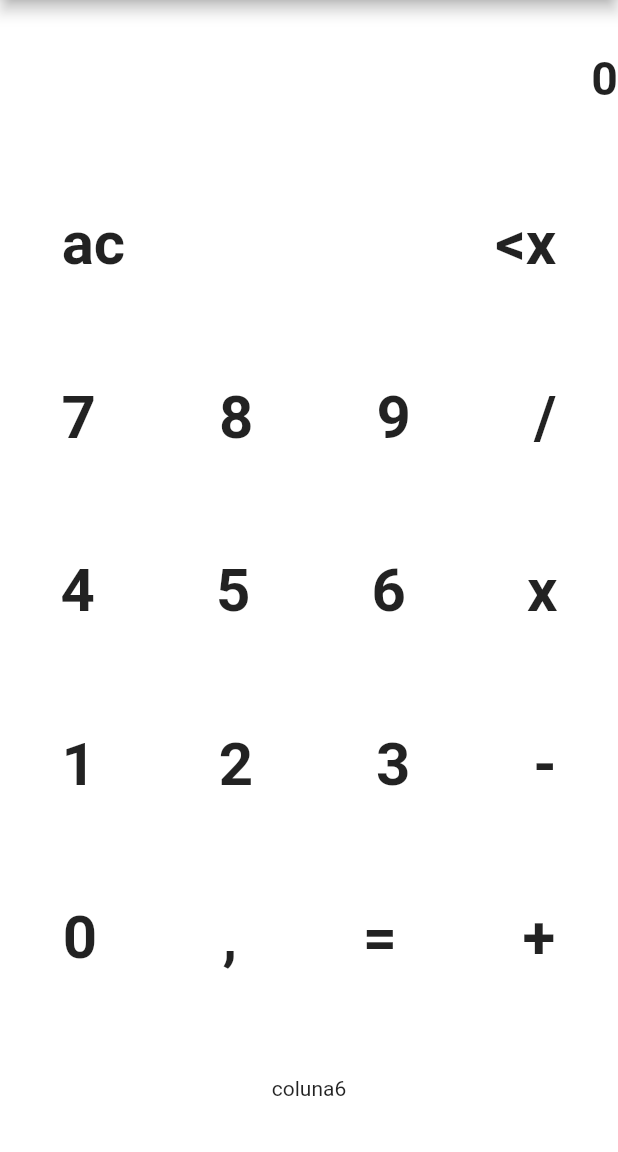
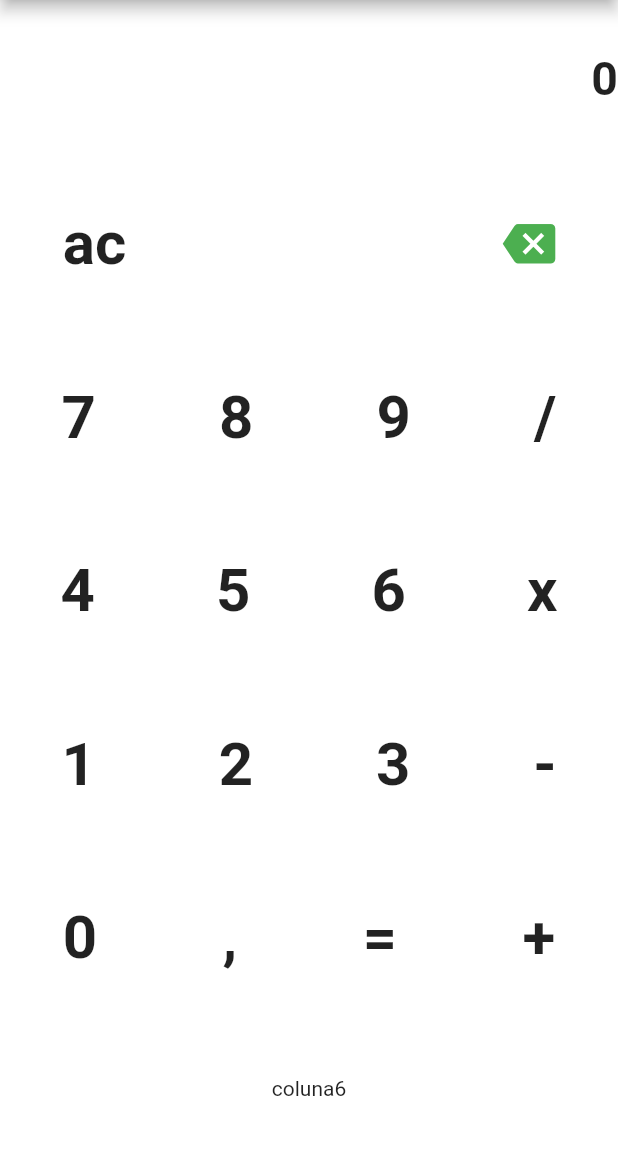
Before and after one commit to SamaraMacedo/calculadora_app, a Flutter app: the screen it shows after launch, item 2 of the bottom bar chosen, after a tap on "ac", on a phone screen of 412 x 824 dp, the part 84-1236 px from its top. Run offline on Flutter 3.47's test engine with Material 2 defaults, Android fonts, the phone set to English and light mode, and no system bars.

Commit message:
icon_backspace

```diff
--- a/lib/main.dart
+++ b/lib/main.dart
@@ -60,6 +60,12 @@ class _MyAppState extends State<MyApp> {
 
       case '=':
         double resultado = 0.0;
+
+        if (operacao == '/') {
+          debugPrint('Erro:divisão por Zero');
+          return;
+        }
+
         if (operacao == '+') {
           resultado = primeiroNumero + double.parse(numero);
         }
@@ -153,9 +159,10 @@ class _MyAppState extends State<MyApp> {
                 Text(''),
                 GestureDetector(
                   onTap: () => calcular('<x'),
-                  child: Text(
-                    '<x',
-                    style: TextStyle(fontSize: 40, fontWeight: FontWeight.bold),
+                  child: Icon(
+                    Icons.backspace,
+                    size: 35,
+                    color: Colors.green,
                   ),
                 ),
               ],
```
